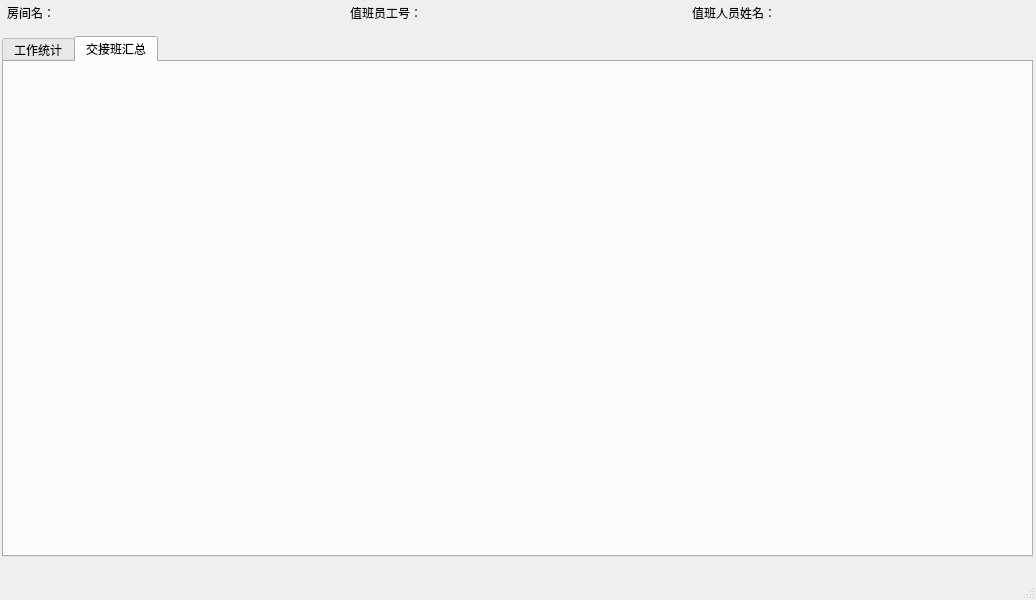
The window that managewindow.ui (zhbean/Hospital_MIS) describes before a commit, drawn with Qt 5.
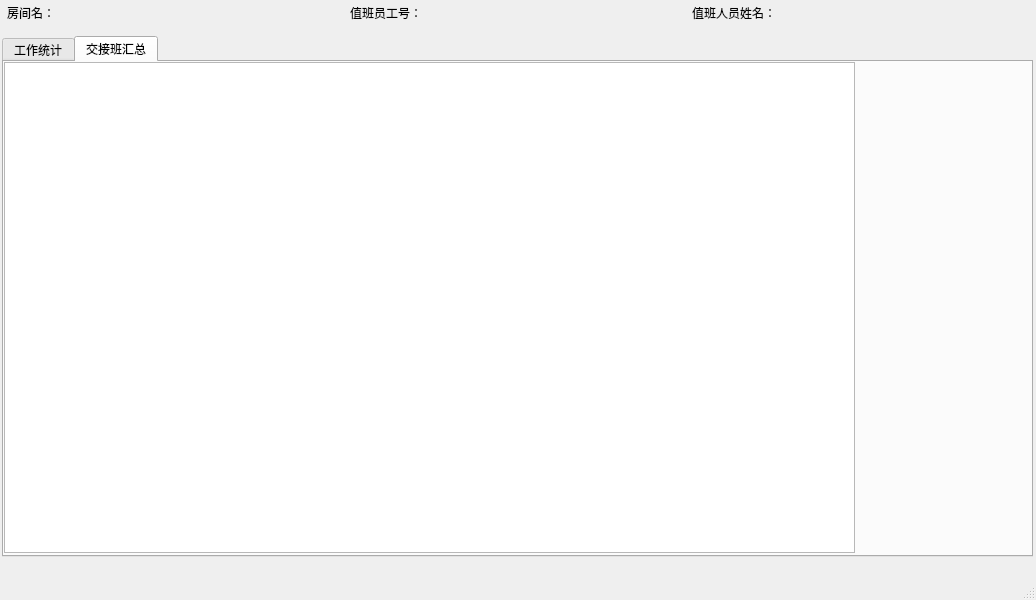
The same window after the commit. The open tabs and pages were chosen to show the change.

What changed in the file:
```diff
--- a/managewindow.ui
+++ b/managewindow.ui
@@ -235,6 +235,16 @@
            <attribute name="title">
             <string>交接班汇总</string>
            </attribute>
+           <widget class="QTreeView" name="trv_dutyRecord">
+            <property name="geometry">
+             <rect>
+              <x>0</x>
+              <y>0</y>
+              <width>851</width>
+              <height>491</height>
+             </rect>
+            </property>
+           </widget>
           </widget>
          </widget>
         </widget>
```
Left out of the diff: 4 changed lines with no effect on the pictures.
